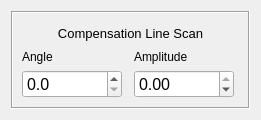
Qt form lattice/clients/qtui/compensationlinescan.ui (HaeffnerLab/HaeffnerLabLattice) before a commit.
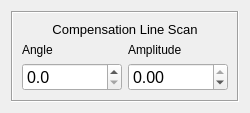
The same form after that commit.

What changed in the file:
```diff
--- a/lattice/clients/qtui/compensationlinescan.ui
+++ b/lattice/clients/qtui/compensationlinescan.ui
@@ -6,26 +6,26 @@
    <rect>
     <x>0</x>
     <y>0</y>
-    <width>261</width>
-    <height>120</height>
+    <width>250</width>
+    <height>104</height>
    </rect>
   </property>
   <property name="sizePolicy">
-   <sizepolicy hsizetype="Minimum" vsizetype="Minimum">
+   <sizepolicy hsizetype="Fixed" vsizetype="Fixed">
     <horstretch>0</horstretch>
     <verstretch>0</verstretch>
    </sizepolicy>
   </property>
   <property name="minimumSize">
    <size>
-    <width>261</width>
-    <height>120</height>
+    <width>0</width>
+    <height>0</height>
    </size>
   </property>
   <property name="maximumSize">
    <size>
-    <width>261</width>
-    <height>120</height>
+    <width>16777215</width>
+    <height>16777215</height>
    </size>
   </property>
   <property name="windowTitle">
```
